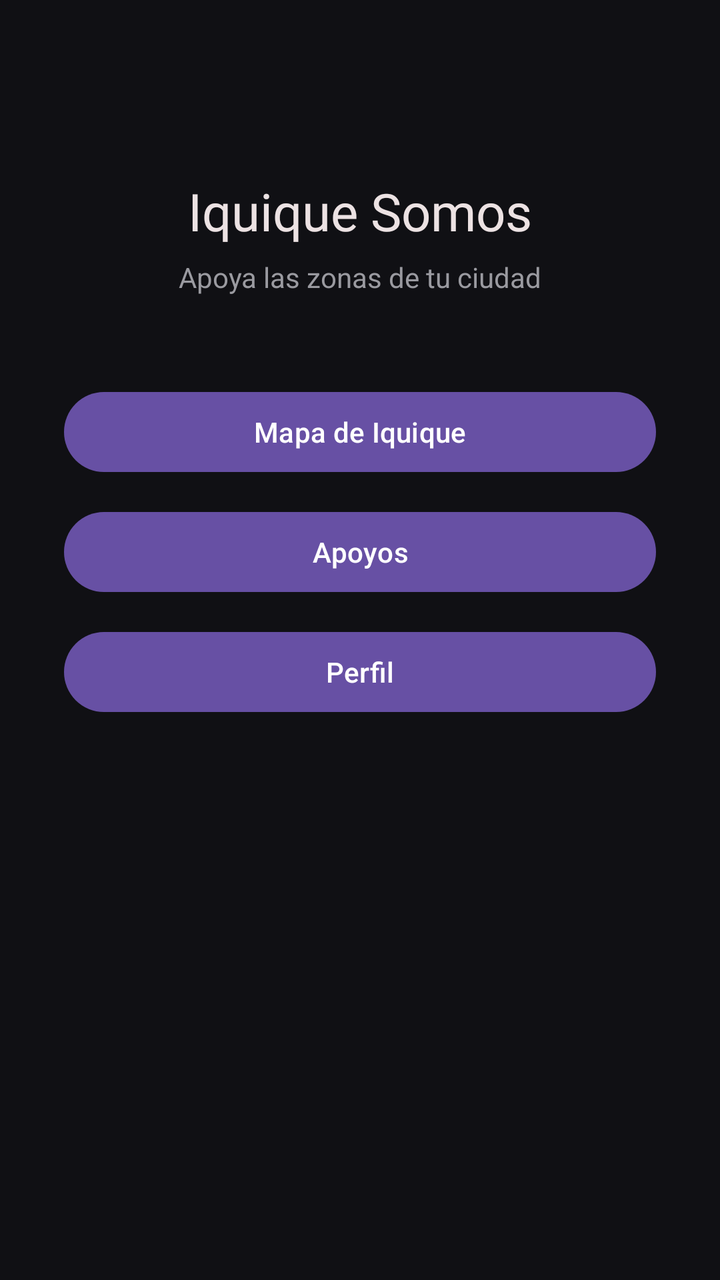
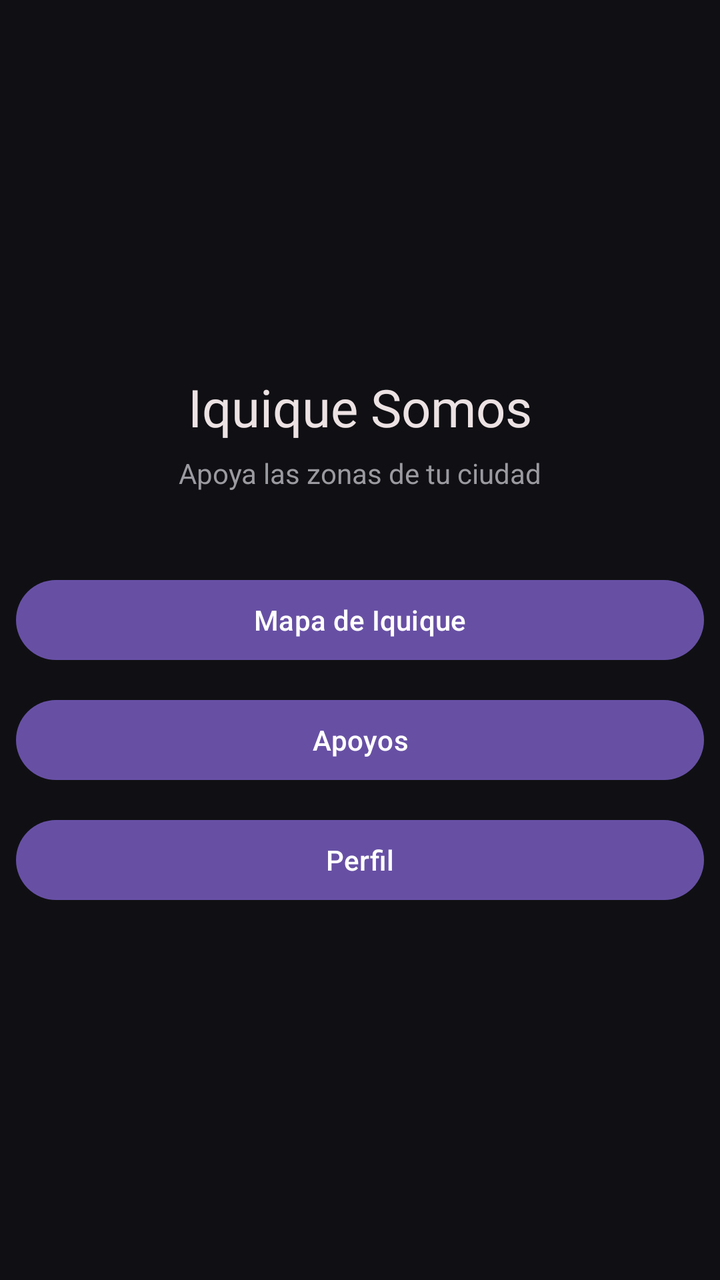

An Android layout rendered at two revisions. The XML below is the earlier revision; the diff shows what the commit changed to produce the second picture.
<!-- AndroidManifest.xml: application theme Theme.Android1 -->
<!-- res/layout/activity_main.xml -->
<?xml version="1.0" encoding="utf-8"?>
<ScrollView xmlns:android="http://schemas.android.com/apk/res/android"
    android:layout_width="match_parent"
    android:layout_height="match_parent"
    android:background="@color/fondoApp"
    android:fillViewport="true">

    <androidx.constraintlayout.widget.ConstraintLayout
        xmlns:app="http://schemas.android.com/apk/res-auto"
        android:layout_width="match_parent"
        android:layout_height="wrap_content"
        android:padding="32dp">

        <TextView
            android:id="@+id/inicioTitulo"
            android:layout_width="wrap_content"
            android:layout_height="wrap_content"
            android:layout_marginTop="56dp"
            android:fontFamily="@font/alkatra_medium"
            android:text="@string/inicio_titulo"
            android:textColor="@color/textoPrimario"
            android:textSize="26sp"
            app:layout_constraintEnd_toEndOf="parent"
            app:layout_constraintStart_toStartOf="parent"
            app:layout_constraintTop_toTopOf="parent" />

        <TextView
            android:id="@+id/inicioSubtitulo"
            android:layout_width="wrap_content"
            android:layout_height="wrap_content"
            android:layout_marginTop="6dp"
            android:text="@string/inicio_subtitulo"
            android:textColor="@color/textoSecundario"
            android:textSize="14sp"
            app:layout_constraintEnd_toEndOf="parent"
            app:layout_constraintStart_toStartOf="parent"
            app:layout_constraintTop_toBottomOf="@id/inicioTitulo" />

        <Button
            android:id="@+id/botonMapa"
            android:layout_width="match_parent"
            android:layout_height="wrap_content"
            android:layout_marginTop="44dp"
            android:text="@string/inicio_mapa"
            app:layout_constraintEnd_toEndOf="parent"
            app:layout_constraintStart_toStartOf="parent"
            app:layout_constraintTop_toBottomOf="@id/inicioSubtitulo" />

        <Button
            android:id="@+id/botonApoyos"
            android:layout_width="match_parent"
            android:layout_height="wrap_content"
            android:layout_marginTop="12dp"
            android:text="@string/inicio_apoyos"
            app:layout_constraintEnd_toEndOf="parent"
            app:layout_constraintStart_toStartOf="parent"
            app:layout_constraintTop_toBottomOf="@id/botonMapa" />

        <Button
            android:id="@+id/botonPerfil"
            android:layout_width="match_parent"
            android:layout_height="wrap_content"
            android:layout_marginTop="12dp"
            android:text="@string/inicio_perfil"
            app:layout_constraintEnd_toEndOf="parent"
            app:layout_constraintStart_toStartOf="parent"
            app:layout_constraintTop_toBottomOf="@id/botonApoyos" />

    </androidx.constraintlayout.widget.ConstraintLayout>

</ScrollView>
<!-- resources referenced by this layout -->
<resources>
  <color name="fondoApp">#FF101014</color>
  <color name="textoPrimario">#FFECE2E3</color>
  <color name="textoSecundario">#FF9A9AA0</color>
  <string name="inicio_apoyos">Apoyos</string>
  <string name="inicio_mapa">Mapa de Iquique</string>
  <string name="inicio_perfil">Perfil</string>
  <string name="inicio_subtitulo">Apoya las zonas de tu ciudad</string>
  <string name="inicio_titulo">Iquique Somos</string>
  <style name="Theme.Android1" parent="Base.Theme.Android1" />
  <style name="Base.Theme.Android1" parent="Theme.Material3.DayNight.NoActionBar">
          
          
      </style>
</resources>

<!-- the commit's change to res/layout/activity_main.xml (unified diff, before → after) -->
@@ -1,71 +1,75 @@
 <?xml version="1.0" encoding="utf-8"?>
-<ScrollView xmlns:android="http://schemas.android.com/apk/res/android"
+<androidx.constraintlayout.widget.ConstraintLayout
+    xmlns:android="http://schemas.android.com/apk/res/android"
+    xmlns:app="http://schemas.android.com/apk/res-auto"
     android:layout_width="match_parent"
     android:layout_height="match_parent"
-    android:background="@color/fondoApp"
-    android:fillViewport="true">
+    android:background="@color/fondoApp">
 
-    <androidx.constraintlayout.widget.ConstraintLayout
-        xmlns:app="http://schemas.android.com/apk/res-auto"
-        android:layout_width="match_parent"
+    <TextView
+        android:id="@+id/inicioTitulo"
+        android:layout_width="wrap_content"
         android:layout_height="wrap_content"
-        android:padding="32dp">
+        android:fontFamily="@font/alkatra_medium"
+        android:text="@string/inicio_titulo"
+        android:textColor="@color/textoPrimario"
+        android:textSize="26sp"
+        app:layout_constraintBottom_toTopOf="@id/inicioSubtitulo"
+        app:layout_constraintEnd_toEndOf="parent"
+        app:layout_constraintStart_toStartOf="parent"
+        app:layout_constraintTop_toTopOf="parent"
+        app:layout_constraintVertical_chainStyle="packed" />
 
-        <TextView
-            android:id="@+id/inicioTitulo"
-            android:layout_width="wrap_content"
-            android:layout_height="wrap_content"
-            android:layout_marginTop="56dp"
-            android:fontFamily="@font/alkatra_medium"
-            android:text="@string/inicio_titulo"
-            android:textColor="@color/textoPrimario"
-            android:textSize="26sp"
-            app:layout_constraintEnd_toEndOf="parent"
-            app:layout_constraintStart_toStartOf="parent"
-            app:layout_constraintTop_toTopOf="parent" />
+    <TextView
+        android:id="@+id/inicioSubtitulo"
+        android:layout_width="wrap_content"
+        android:layout_height="wrap_content"
+        android:layout_marginTop="6dp"
+        android:text="@string/inicio_subtitulo"
+        android:textColor="@color/textoSecundario"
+        android:textSize="14sp"
+        app:layout_constraintBottom_toTopOf="@id/botonMapa"
+        app:layout_constraintEnd_toEndOf="parent"
+        app:layout_constraintStart_toStartOf="parent"
+        app:layout_constraintTop_toBottomOf="@id/inicioTitulo" />
 
-        <TextView
-            android:id="@+id/inicioSubtitulo"
-            android:layout_width="wrap_content"
-            android:layout_height="wrap_content"
-            android:layout_marginTop="6dp"
-            android:text="@string/inicio_subtitulo"
-            android:textColor="@color/textoSecundario"
-            android:textSize="14sp"
-            app:layout_constraintEnd_toEndOf="parent"
-            app:layout_constraintStart_toStartOf="parent"
-            app:layout_constraintTop_toBottomOf="@id/inicioTitulo" />
+    <Button
+        android:id="@+id/botonMapa"
+        android:layout_width="0dp"
+        android:layout_height="wrap_content"
+        android:layout_marginStart="8dp"
+        android:layout_marginTop="40dp"
+        android:layout_marginEnd="8dp"
+        android:text="@string/inicio_mapa"
+        app:layout_constraintBottom_toTopOf="@id/botonApoyos"
+        app:layout_constraintEnd_toEndOf="parent"
+        app:layout_constraintStart_toStartOf="parent"
+        app:layout_constraintTop_toBottomOf="@id/inicioSubtitulo" />
 
-        <Button
-            android:id="@+id/botonMapa"
-            android:layout_width="match_parent"
-            android:layout_height="wrap_content"
-            android:layout_marginTop="44dp"
-            android:text="@string/inicio_mapa"
-            app:layout_constraintEnd_toEndOf="parent"
-            app:layout_constraintStart_toStartOf="parent"
-            app:layout_constraintTop_toBottomOf="@id/inicioSubtitulo" />
+    <Button
+        android:id="@+id/botonApoyos"
+        android:layout_width="0dp"
+        android:layout_height="wrap_content"
+        android:layout_marginStart="8dp"
+        android:layout_marginTop="12dp"
+        android:layout_marginEnd="8dp"
+        android:text="@string/inicio_apoyos"
+        app:layout_constraintBottom_toTopOf="@id/botonPerfil"
+        app:layout_constraintEnd_toEndOf="parent"
+        app:layout_constraintStart_toStartOf="parent"
+        app:layout_constraintTop_toBottomOf="@id/botonMapa" />
 
-        <Button
-            android:id="@+id/botonApoyos"
-            android:layout_width="match_parent"
-            android:layout_height="wrap_content"
-            android:layout_marginTop="12dp"
-            android:text="@string/inicio_apoyos"
-            app:layout_constraintEnd_toEndOf="parent"
-            app:layout_constraintStart_toStartOf="parent"
-            app:layout_constraintTop_toBottomOf="@id/botonMapa" />
+    <Button
+        android:id="@+id/botonPerfil"
+        android:layout_width="0dp"
+        android:layout_height="wrap_content"
+        android:layout_marginStart="8dp"
+        android:layout_marginTop="12dp"
+        android:layout_marginEnd="8dp"
+        android:text="@string/inicio_perfil"
+        app:layout_constraintBottom_toBottomOf="parent"
+        app:layout_constraintEnd_toEndOf="parent"
+        app:layout_constraintStart_toStartOf="parent"
+        app:layout_constraintTop_toBottomOf="@id/botonApoyos" />
 
-        <Button
-            android:id="@+id/botonPerfil"
-            android:layout_width="match_parent"
-            android:layout_height="wrap_content"
-            android:layout_marginTop="12dp"
-            android:text="@string/inicio_perfil"
-            app:layout_constraintEnd_toEndOf="parent"
-            app:layout_constraintStart_toStartOf="parent"
-            app:layout_constraintTop_toBottomOf="@id/botonApoyos" />
-
-    </androidx.constraintlayout.widget.ConstraintLayout>
-
-</ScrollView>
+</androidx.constraintlayout.widget.ConstraintLayout>
